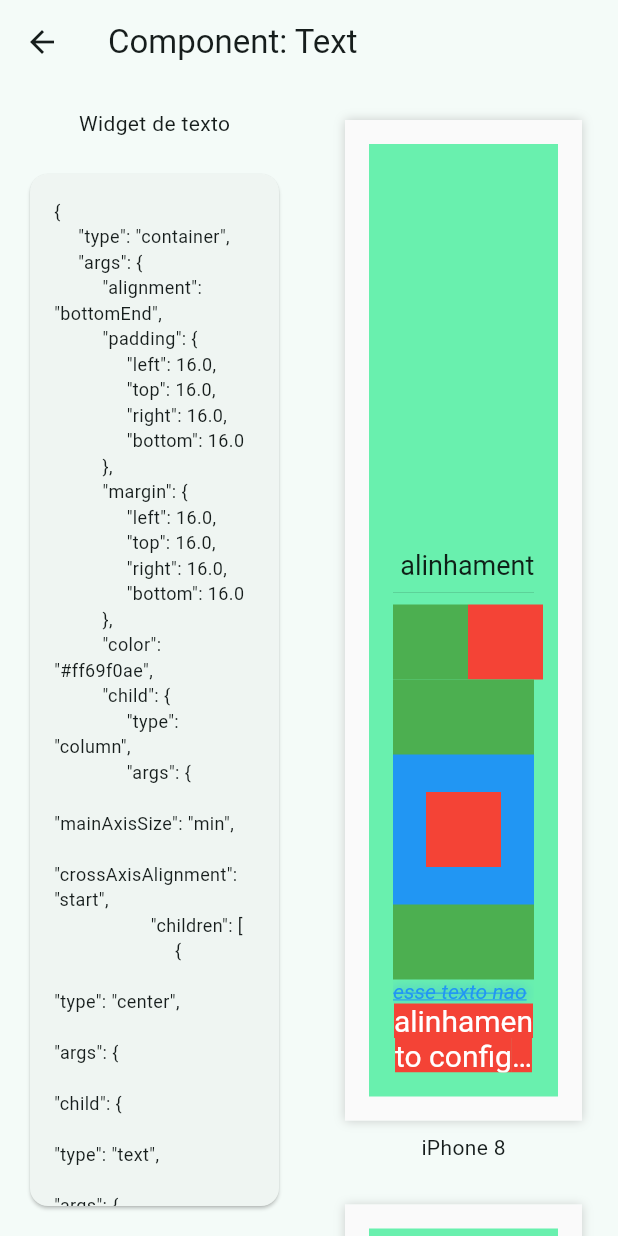
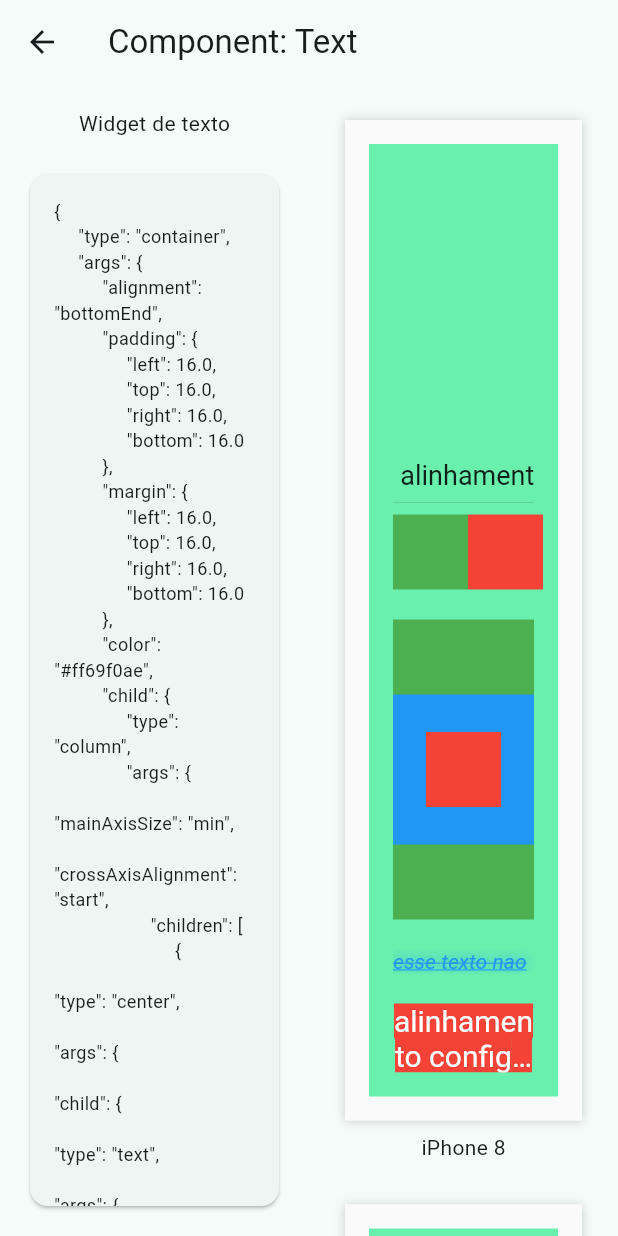
Before and after one commit to ailtonvivaz/flutter_jay, a Flutter app: the screen it shows after launch, after a tap on "Text", on a phone screen of 412 x 824 dp. Run offline on Flutter 3.47's test engine with Material 2 defaults, Android fonts, the phone set to English and light mode, and no system bars.

Commit message:
Add SizedBox widget converter

```diff
--- a/example/lib/text_component.dart
+++ b/example/lib/text_component.dart
@@ -67,6 +67,7 @@ class TextComponent extends JayComponent {
               ),
             ],
           ),
+          const SizedBox(height: 20),
           Stack(
             alignment: Alignment.center,
             children: [
@@ -87,7 +88,7 @@ class TextComponent extends JayComponent {
               ),
             ],
           ),
-          // const Spacer(),
+          const SizedBox(height: 20),
           Text(
             'esse texto nao tem alinhamento',
             style: TextStyle(
@@ -118,6 +119,7 @@ class TextComponent extends JayComponent {
               ]),
             ),
           ),
+          const SizedBox(height: 20),
           const Text(
             'alinhamento configurado para center',
             textAlign: TextAlign.center,
--- a/lib/src/converter/jay_converter.dart
+++ b/lib/src/converter/jay_converter.dart
@@ -31,6 +31,7 @@ class JayConverter implements JayEncoder, JayDecoder {
     SpacerWidgetConverter(),
     RowWidgetConverter(),
     StackWidgetConverter(),
+    SizedBoxWidgetConverter(),
   ];
 
   final List<JayValueConverter> _defaultValueConverters = [
--- /dev/null
+++ b/lib/src/converter/widgets/sized_box.dart
@@ -0,0 +1,27 @@
+import 'package:flutter/widgets.dart';
+
+import '../jay_converter.dart';
+import '../jay_widget_converter.dart';
+
+class SizedBoxWidgetConverter extends JayWidgetConverter<SizedBox> {
+  @override
+  String get type => 'sized_box';
+
+  @override
+  SizedBox decode(Map<String, dynamic> data, {required JayDecoder jay}) {
+    return SizedBox(
+      width: data['width'],
+      height: data['height'],
+      child: jay.decodeWidget(data['child']),
+    );
+  }
+
+  @override
+  Map<String, dynamic> encode(SizedBox widget, {required JayEncoder jay}) {
+    return {
+      'width': widget.width,
+      'height': widget.height,
+      'child': jay.encodeWidget(widget.child),
+    };
+  }
+}
--- a/lib/src/converter/widgets/widgets.dart
+++ b/lib/src/converter/widgets/widgets.dart
@@ -6,3 +6,4 @@ export 'divider.dart';
 export 'spacer.dart';
 export 'row.dart';
 export 'stack.dart';
+export 'sized_box.dart';
```
